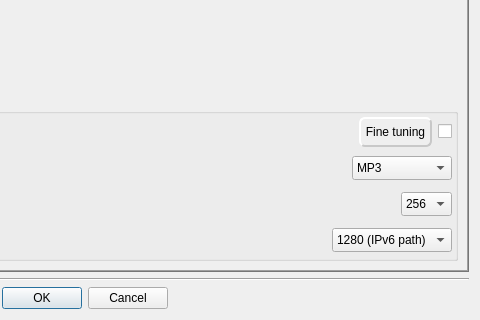
Homer-Conferencing/Homer-Conferencing, file Homer/forms/Dialogs/ConfigurationDialog.ui: the form before one commit; both pictures show x 397 to 877 and y 356 to 676 of the 877 by 676 pixel window.
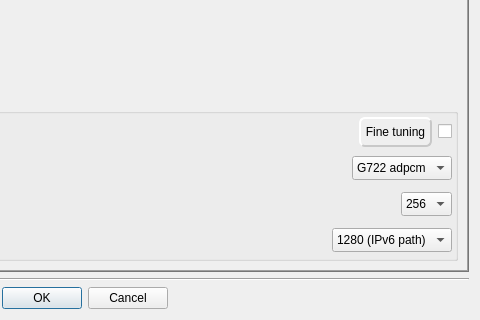
The form after the commit. The open tabs and pages were chosen to show the change. Icons and pictures are not drawn.

Commit message: - disabled MP3 based streaming until timing is stable in one of the next releases

```diff
--- a/Homer/forms/Dialogs/ConfigurationDialog.ui
+++ b/Homer/forms/Dialogs/ConfigurationDialog.ui
@@ -1459,7 +1459,7 @@
                  <enum>Qt::LeftToRight</enum>
                 </property>
                 <property name="currentIndex">
-                 <number>3</number>
+                 <number>2</number>
                 </property>
                 <property name="maxVisibleItems">
                  <number>9</number>
@@ -1479,11 +1479,6 @@
                   <string>G722 adpcm</string>
                  </property>
                 </item>
-                <item>
-                 <property name="text">
-                  <string>MP3</string>
-                 </property>
-                </item>
                 <item>
                  <property name="text">
                   <string>PCM16</string>
```
Left out of the diff: 6 changed lines with no effect on the pictures. The commit also changes 2 other files.
